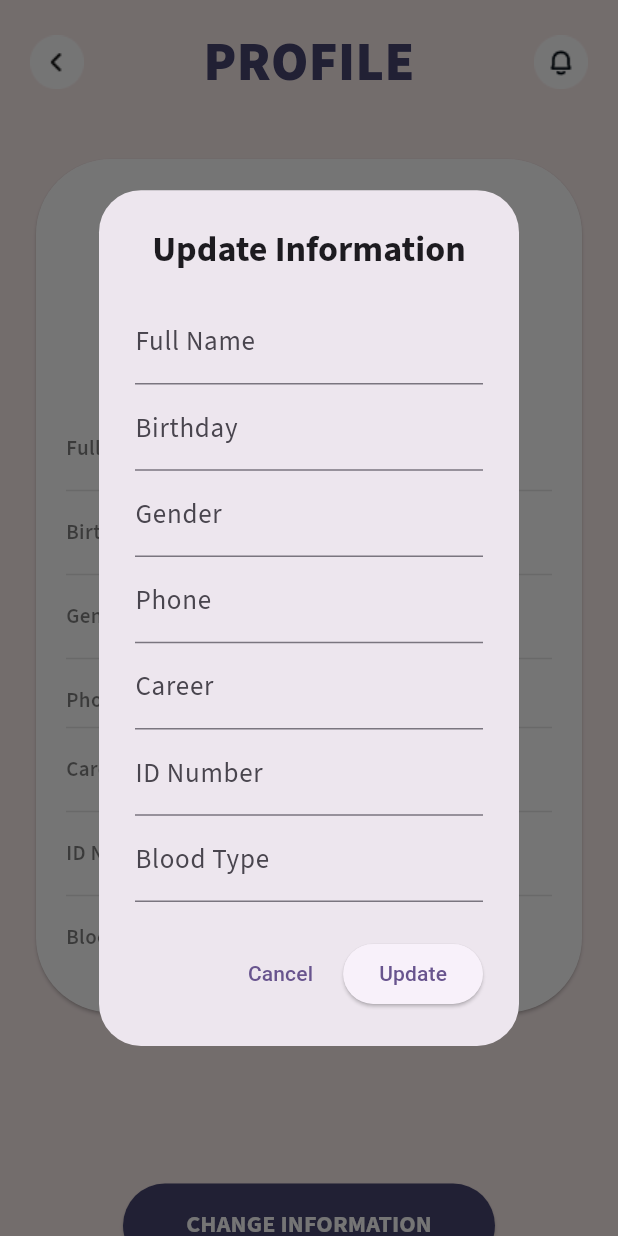
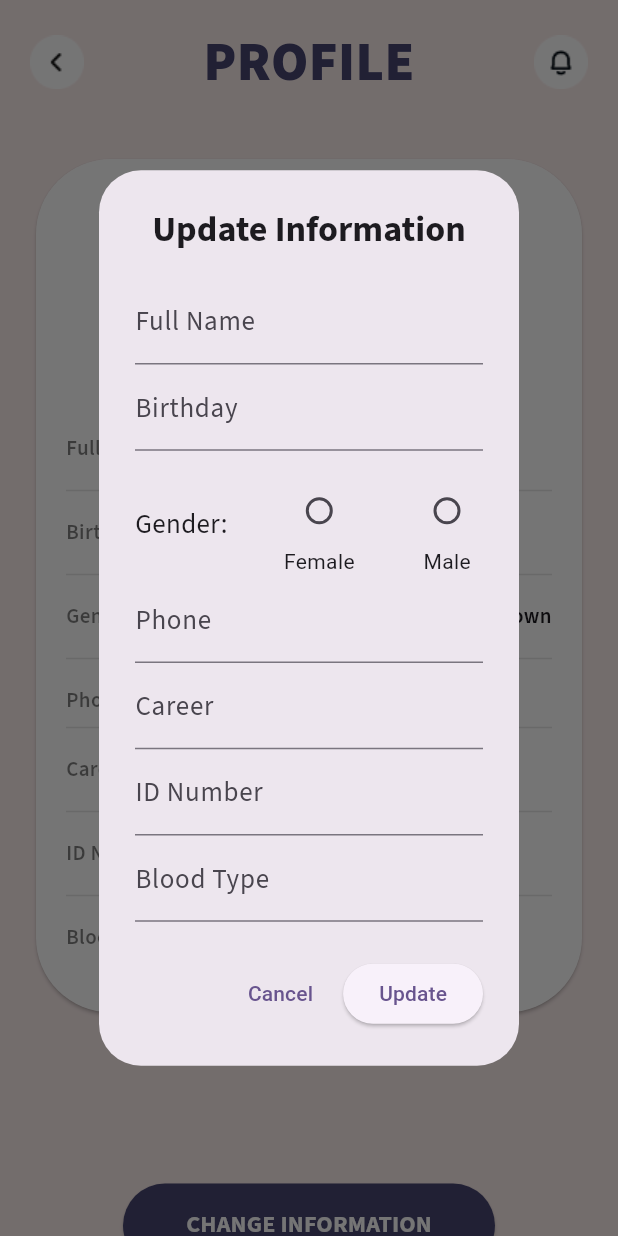
Before and after one commit to bleenee203/healthcare_app, a Flutter app: the ProfilePage screen opened by its route, after a tap on "CHANGE INFORMATION", on a phone screen of 412 x 824 dp. Run offline on Flutter 3.47's test engine with Material 3 defaults, Android fonts, the phone set to English and light mode, and no system bars; our stand-ins replace awesome_snackbar_content, carousel_slider, curved_navigation_bar, dio, fl_chart, flutter_dotenv and 7 more; accounts and stored records are empty.

Commit message:
fix update user

```diff
--- a/lib/src/presentation/pages/profile_screen.dart
+++ b/lib/src/presentation/pages/profile_screen.dart
@@ -1,4 +1,5 @@
 import 'package:flutter/material.dart';
+import 'package:go_router/go_router.dart';
 import 'package:healthcare_app/src/models/userModel.dart';
 import 'package:healthcare_app/src/services/userService.dart';
 import 'package:intl/intl.dart';
@@ -16,27 +17,50 @@ class _ProfilePage extends State<ProfilePage> {
   final UserService userService = UserService();
   TextEditingController _fullname = TextEditingController();
   TextEditingController _gender = TextEditingController();
+  bool? _gendervalue = false;
   TextEditingController _phone = TextEditingController();
   TextEditingController _career = TextEditingController();
   TextEditingController _idnum = TextEditingController();
   TextEditingController _bloodtype = TextEditingController();
+  static DateTime? _parseDate(String dateStr) {
+    try {
+      // First try to parse as ISO 8601
+      return DateTime.parse(dateStr);
+    } catch (e) {
+      // If it fails, try to parse as 'dd/MM/yyyy'
+      try {
+        final DateFormat format = DateFormat('dd/MM/yyyy');
+        return format.parse(dateStr);
+      } catch (e) {
+        print('Error parsing date: $e');
+        return null;
+      }
+    }
+  }
 
   @override
   void initState() {
     super.initState();
     _fullname.text = widget.userData?.fullname ?? "";
-    _gender.text = widget.userData?.gender ?? "";
+    _gendervalue = widget.userData?.gender;
     _phone.text = widget.userData?.phone ?? "";
     _career.text = widget.userData?.career ?? "";
     _idnum.text = widget.userData?.cccd ?? "";
     _bloodtype.text = widget.userData?.blood_type ?? "";
+    final DateFormat format = DateFormat('dd/MM/yyyy');
+    _dateController.text = widget.userData?.birthday != null
+        ? DateFormat('dd/MM/yyyy').format(widget.userData!.birthday!)
+        : "";
   }
 
   Future<User?> _updateUserData(newData) async {
     final user = await userService.updateUserData(newData);
+    if (user != null) {
       setState(() {
         widget.userData = user;
       });
+      Navigator.of(context).pop();
+    }
   }
 
   @override
@@ -146,7 +170,13 @@ class _ProfilePage extends State<ProfilePage> {
                         const SizedBox(
                           height: 10,
                         ),
-                        _buildInfoRow("Gender", widget.userData?.gender ?? ""),
+                        _buildInfoRow(
+                            "Gender",
+                            widget.userData?.gender == true
+                                ? "Female"
+                                : (widget.userData?.gender == false
+                                    ? "Male"
+                                    : "Unknown")),
                         const SizedBox(
                           height: 10,
                         ),
@@ -247,9 +277,17 @@ class _ProfilePage extends State<ProfilePage> {
   }
 
   void _showUpdatePopup(BuildContext context) {
+    _fullname.text = widget.userData?.fullname ?? '';
+    _phone.text = widget.userData?.phone ?? '';
+    _career.text = widget.userData?.career ?? '';
+    _idnum.text = widget.userData?.cccd ?? '';
+    _bloodtype.text = widget.userData?.blood_type ?? '';
+    _gendervalue = widget.userData?.gender;
     showDialog(
       context: context,
       builder: (BuildContext context) {
+        return StatefulBuilder(
+            builder: (BuildContext context, StateSetter setState) {
           return AlertDialog(
             title: const Text(
               'Update Information',
@@ -283,14 +321,48 @@ class _ProfilePage extends State<ProfilePage> {
                           fontSize: 18,
                         )),
                   ),
-                TextField(
-                  controller: _gender,
-                  decoration: const InputDecoration(
-                      labelText: 'Gender',
-                      labelStyle: TextStyle(
+                  Padding(
+                    padding: const EdgeInsets.only(top: 16),
+                    child: Row(
+                      mainAxisAlignment: MainAxisAlignment.spaceBetween,
+                      children: <Widget>[
+                        const Text(
+                          "Gender:",
+                          style: TextStyle(
                             fontFamily: "SourceSans3",
                             fontSize: 18,
-                      )),
+                          ),
+                        ),
+                        Column(
+                          children: [
+                            Radio<bool?>(
+                              value: true,
+                              groupValue: _gendervalue,
+                              onChanged: (bool? value) {
+                                setState(() {
+                                  _gendervalue = value;
+                                });
+                              },
+                            ),
+                            Text('Female'),
+                          ],
+                        ),
+                        Column(
+                          children: [
+                            Radio<bool>(
+                              value: false,
+                              groupValue: _gendervalue,
+                              onChanged: (bool? value) {
+                                setState(() {
+                                  _gendervalue = value;
+                                });
+                              },
+                            ),
+                            Text('Male'),
+                          ],
+                        )
+                      ],
+                    ),
                   ),
                   TextField(
                     controller: _phone,
@@ -344,7 +416,7 @@ class _ProfilePage extends State<ProfilePage> {
                   Map<String, dynamic> jsonData = {
                     'phone': _phone.text,
                     'fullname': _fullname.text,
-                  'gender': _gender.text,
+                    'gender': _gendervalue,
                     'career': _career.text,
                     'birthday': _dateController.text,
                     'cccd': _idnum.text,
@@ -358,6 +430,7 @@ class _ProfilePage extends State<ProfilePage> {
               ),
             ],
           );
+        });
       },
     );
   }
--- a/lib/src/presentation/pages/user_screen.dart
+++ b/lib/src/presentation/pages/user_screen.dart
@@ -46,8 +46,9 @@ class _UserProfilePage extends State<UserProfilePage> with RouteAware {
     final user = await userService.fetchUserData();
     //setState(() {
     //userData = user;
-    if (userData != null && userData!.birthday != null) {
-      int birthYear = userData!.birthday?.year ?? DateTime.now().year;
+    if (user != null && user.birthday != null) {
+      int birthYear = user.birthday?.year ?? DateTime.now().year;
+      print("birthyear ${birthYear}");
       age = DateTime.now().year - birthYear;
     }
     return user;
@@ -95,7 +96,6 @@ class _UserProfilePage extends State<UserProfilePage> with RouteAware {
       onPopInvoked: (didPop) {
         // Refresh data when returning to this page
         _userDataFuture = _fetchUserData();
-        print('chjeck');
       },
       child: FutureBuilder<User?>(
           future: _userDataFuture,
@@ -204,7 +204,11 @@ class _UserProfilePage extends State<UserProfilePage> with RouteAware {
                                                     fontSize: 14),
                                               ),
                                               Text(
-                                                '${userData?.gender}',
+                                                userData?.gender == true
+                                                    ? "Female"
+                                                    : (userData?.gender == false
+                                                        ? "Male"
+                                                        : "Unknown"),
                                                 style: const TextStyle(
                                                     fontFamily: "SourceSans3",
                                                     fontWeight: FontWeight.w700,
--- a/lib/src/router/router.dart
+++ b/lib/src/router/router.dart
@@ -144,11 +144,11 @@ class RouterCustom {
           name: 'foods',
           builder: (BuildContext context, GoRouterState state) =>
               const FoodsPage()),
-      GoRoute(
-          path: '/sleep',
-          name: 'sleep',
-          builder: (BuildContext context, GoRouterState state) =>
-            const SleepPage()),
+      // GoRoute(
+      //     path: '/sleep',
+      //     name: 'sleep',
+      //     builder: (BuildContext context, GoRouterState state) =>
+      //         const SleepPage()),
     ],
   );
 }
--- a/lib/src/services/userService.dart
+++ b/lib/src/services/userService.dart
@@ -105,7 +105,7 @@ class UserService {
       print(jsonEncode({'userId': userId, 'newData': newData}));
       if (response.statusCode == 200) {
         final Map<String?, dynamic> jsonResponse = jsonDecode(response.body);
-        print("result ${User.fromJson(jsonResponse['data'])}");
+        print("result ${jsonResponse['success']}");
         return User.fromJson(jsonResponse['data']);
       } else {
         throw Exception('Failed to update user data');
```
Also changed, not shown: lib/src/models/userModel.dart (+47 -17 lines), 1 other file. Lines whose indentation alone changed are shown as unchanged.
